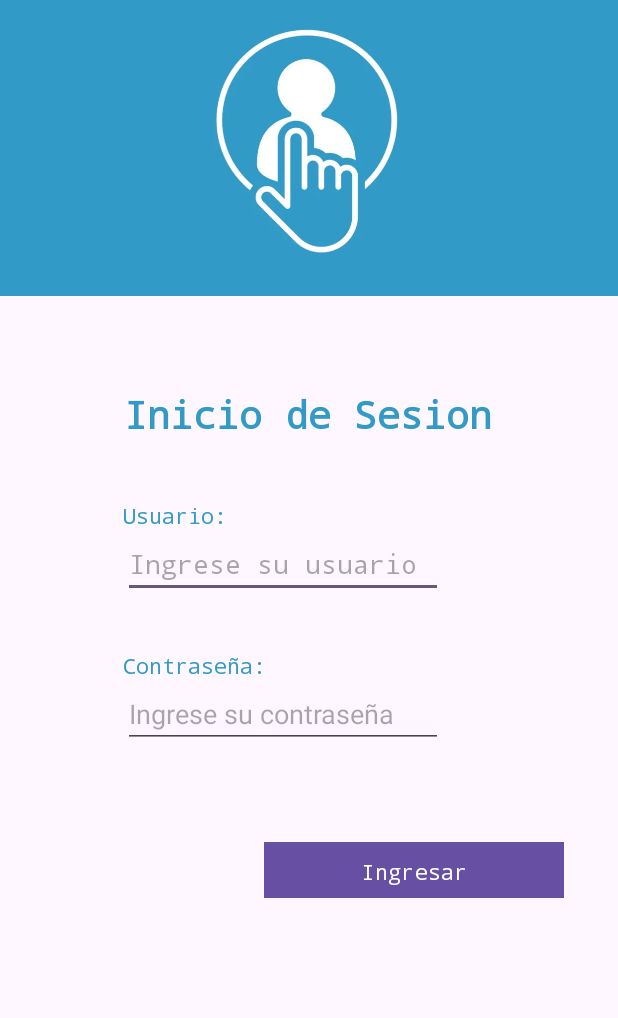
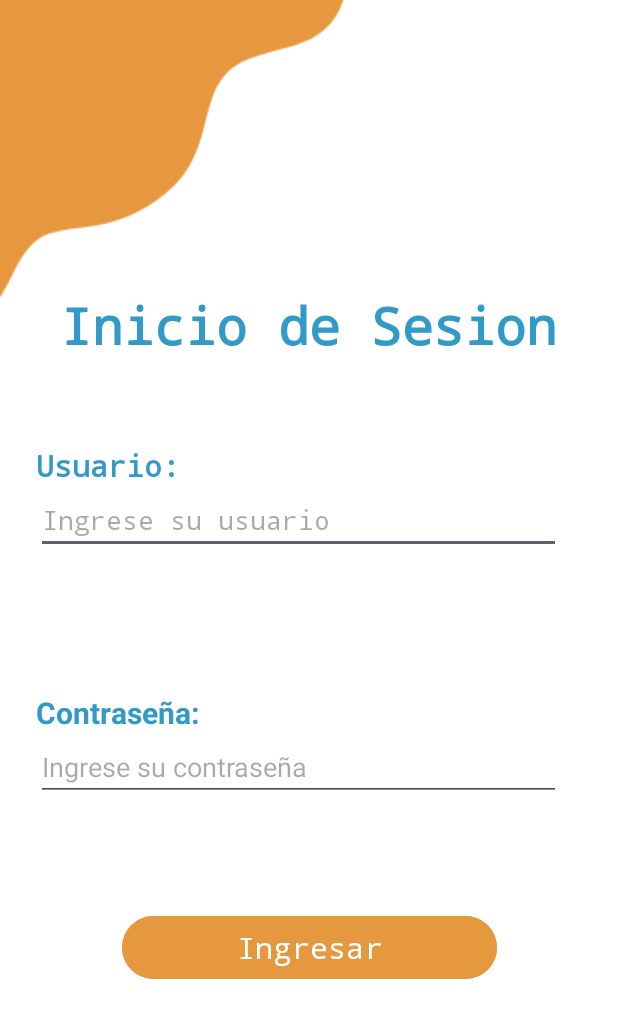
Before and after one commit to SantiagoBulla/AppsKotlinSena, an Android app: the screen it shows after launch (MainActivity), on a phone screen of 412 x 824 dp. Shown: the top 1018 px of the screen. Run offline under Robolectric (Android 15) with nearby library versions, the phone set to English and light mode, and no system bars.

Commit message:
modificacion login

```diff
--- a/FirstApp/app/src/main/res/layout/activity_main.xml
+++ b/FirstApp/app/src/main/res/layout/activity_main.xml
@@ -4,24 +4,11 @@
     xmlns:tools="http://schemas.android.com/tools"
     android:layout_width="match_parent"
     android:layout_height="match_parent"
+    android:background="#FFFFFF"
+    android:backgroundTint="#FFFFFF"
     app:circularflow_angles="2dp"
     app:circularflow_radiusInDP="5dp"
     tools:context=".MainActivity">
-
-    <TextView
-        android:id="@+id/textView5"
-        android:layout_width="wrap_content"
-        android:layout_height="wrap_content"
-        android:fontFamily="monospace"
-        android:text="@string/contrase_a"
-        android:textColor="#329AC7"
-        android:textSize="14sp"
-        app:layout_constraintBottom_toTopOf="@+id/editTextNumberPassword"
-        app:layout_constraintEnd_toStartOf="@+id/guideline"
-        app:layout_constraintHorizontal_bias="0.0"
-        app:layout_constraintStart_toStartOf="@+id/editTextNumberPassword"
-        app:layout_constraintTop_toBottomOf="@+id/textView"
-        app:layout_constraintVertical_bias="1.0" />
 
     <androidx.constraintlayout.widget.Guideline
         android:id="@+id/guideline"
@@ -36,115 +23,115 @@
         android:layout_width="wrap_content"
         android:layout_height="wrap_content"
         android:orientation="horizontal"
-        app:layout_constraintGuide_percent="0.27" />
+        app:layout_constraintGuide_percent="0.32" />
 
-    <FrameLayout
-        android:id="@+id/frameLayout"
-        android:layout_width="0dp"
-        android:layout_height="197dp"
-        android:accessibilityHeading="true"
-        android:background="#329AC7"
-        app:layout_constraintBottom_toTopOf="@+id/guideline2"
-        app:layout_constraintEnd_toEndOf="parent"
-        app:layout_constraintHorizontal_bias="0.349"
-        app:layout_constraintStart_toStartOf="parent"
-        app:layout_constraintTop_toTopOf="parent"
-        app:layout_constraintVertical_bias="0.0">
+    <androidx.constraintlayout.widget.Guideline
+        android:id="@+id/guideline8"
+        android:layout_width="wrap_content"
+        android:layout_height="wrap_content"
+        android:orientation="horizontal"
+        app:layout_constraintGuide_percent="0.52" />
 
+    <androidx.constraintlayout.widget.Guideline
+        android:id="@+id/guideline9"
+        android:layout_width="wrap_content"
+        android:layout_height="wrap_content"
+        android:orientation="horizontal"
+        app:layout_constraintGuide_percent="0.72" />
 
-        <ImageView
-            android:id="@+id/imageLogin"
-            android:layout_width="match_parent"
-            android:layout_height="152dp"
-            android:layout_marginTop="18dp"
-            android:contentDescription="@string/login_image"
-            app:srcCompat="@drawable/login" />
-    </FrameLayout>
+    <ImageView
+        android:id="@+id/imageView6"
+        android:layout_width="wrap_content"
+        android:layout_height="wrap_content"
+        app:srcCompat="@drawable/fff"
+        tools:layout_editor_absoluteX="-17dp"
+        tools:layout_editor_absoluteY="-1dp" />
 
     <TextView
         android:id="@+id/textView"
         android:layout_width="wrap_content"
         android:layout_height="wrap_content"
-        android:layout_marginTop="32dp"
         android:fontFamily="monospace"
         android:text="@string/inicio_de_sesion"
         android:textColor="#329AC7"
-        android:textSize="25sp"
+        android:textSize="34sp"
         android:textStyle="bold"
-        app:layout_constraintBottom_toBottomOf="parent"
+        app:layout_constraintBottom_toTopOf="@+id/guideline2"
         app:layout_constraintEnd_toEndOf="parent"
-        app:layout_constraintHorizontal_bias="0.497"
         app:layout_constraintStart_toStartOf="parent"
+        app:layout_constraintTop_toTopOf="parent"
+        app:layout_constraintVertical_bias="0.887" />
+
+    <TextView
+        android:id="@+id/textView5"
+        android:layout_width="wrap_content"
+        android:layout_height="wrap_content"
+        android:fontFamily="monospace"
+        android:text="@string/usuario"
+        android:textColor="#329AC7"
+        android:textSize="20sp"
+        android:textStyle="bold"
+        app:layout_constraintBottom_toTopOf="@+id/editTextUsername"
+        app:layout_constraintEnd_toEndOf="@+id/editTextUsername"
+        app:layout_constraintHorizontal_bias="0.0"
+        app:layout_constraintStart_toStartOf="@+id/editTextUsername"
         app:layout_constraintTop_toTopOf="@+id/guideline2"
-        app:layout_constraintVertical_bias="0.007" />
+        app:layout_constraintVertical_bias="1.0" />
 
     <EditText
         android:id="@+id/editTextUsername"
-        android:layout_width="wrap_content"
-        android:layout_height="wrap_content"
-        android:layout_marginTop="60dp"
-        android:clipToOutline="false"
+        android:layout_width="350dp"
+        android:layout_height="45dp"
         android:ems="10"
         android:fontFamily="monospace"
         android:hint="@string/ingrese_su_usuario"
         android:inputType="text"
-        android:pointerIcon="arrow"
-        android:selectAllOnFocus="true"
-        android:singleLine="true"
-        app:layout_constraintBottom_toBottomOf="parent"
+        app:layout_constraintBottom_toTopOf="@+id/guideline8"
         app:layout_constraintEnd_toEndOf="parent"
-        app:layout_constraintHorizontal_bias="0.412"
+        app:layout_constraintHorizontal_bias="0.383"
         app:layout_constraintStart_toStartOf="parent"
-        app:layout_constraintTop_toBottomOf="@+id/textView"
-        app:layout_constraintVertical_bias="0.0"
-        android:autofillHints="" />
+        app:layout_constraintTop_toTopOf="@+id/guideline2"
+        app:layout_constraintVertical_bias="0.503" />
+
+    <TextView
+        android:id="@+id/textView17"
+        android:layout_width="wrap_content"
+        android:layout_height="wrap_content"
+        android:text="Contraseña:"
+        android:textColor="#329AC7"
+        android:textSize="20sp"
+        android:textStyle="bold"
+        app:layout_constraintBottom_toTopOf="@+id/editTextNumberPassword"
+        app:layout_constraintEnd_toEndOf="@+id/editTextNumberPassword"
+        app:layout_constraintHorizontal_bias="0.0"
+        app:layout_constraintStart_toStartOf="@+id/editTextNumberPassword" />
 
     <EditText
         android:id="@+id/editTextNumberPassword"
-        android:layout_width="wrap_content"
-        android:layout_height="wrap_content"
+        android:layout_width="350dp"
+        android:layout_height="45dp"
         android:ems="10"
         android:hint="@string/ingrese_su_contrase_a"
         android:inputType="numberPassword"
-        app:layout_constraintBottom_toBottomOf="parent"
+        app:layout_constraintBottom_toTopOf="@+id/guideline9"
         app:layout_constraintEnd_toEndOf="parent"
-        app:layout_constraintHorizontal_bias="0.412"
+        app:layout_constraintHorizontal_bias="0.382"
         app:layout_constraintStart_toStartOf="parent"
-        app:layout_constraintTop_toBottomOf="@+id/editTextUsername"
-        app:layout_constraintVertical_bias="0.144"
-        android:autofillHints="" />
-
-    <TextView
-        android:id="@+id/textViewLabelUser"
-        android:layout_width="wrap_content"
-        android:layout_height="wrap_content"
-        android:fontFamily="monospace"
-        android:text="@string/usuario"
-        android:textAlignment="center"
-        android:textAllCaps="false"
-        android:textColor="#329AC7"
-        android:textSize="14sp"
-        app:layout_constraintBottom_toTopOf="@+id/editTextUsername"
-        app:layout_constraintEnd_toStartOf="@+id/guideline"
-        app:layout_constraintHorizontal_bias="0.0"
-        app:layout_constraintStart_toStartOf="@+id/editTextUsername"
-        app:layout_constraintTop_toBottomOf="@+id/textView"
-        app:layout_constraintVertical_bias="1.0" />
+        app:layout_constraintTop_toTopOf="@+id/guideline8"
+        app:layout_constraintVertical_bias="0.503" />
 
     <Button
         android:id="@+id/buttonLogin"
-        android:layout_width="200dp"
-        android:layout_height="37dp"
-        android:background="#329AC7"
-        android:backgroundTint="#329AC7"
+        android:layout_width="250dp"
+        android:layout_height="50dp"
+        android:backgroundTint="#e6983e"
         android:fontFamily="monospace"
-        android:paddingBottom="3dp"
         android:text="@string/ingresar"
+        android:textSize="20sp"
         app:layout_constraintBottom_toBottomOf="parent"
         app:layout_constraintEnd_toEndOf="parent"
-        app:layout_constraintHorizontal_bias="0.829"
         app:layout_constraintStart_toStartOf="parent"
-        app:layout_constraintTop_toTopOf="@+id/guideline2"
-        app:layout_constraintVertical_bias="0.600" />
+        app:layout_constraintTop_toTopOf="@+id/guideline9"
+        app:layout_constraintVertical_bias="0.074" />
 
 </androidx.constraintlayout.widget.ConstraintLayout>
```
Also changed, not shown: FirstApp/app/src/main/res/drawable/bank.jpg (deleted), FirstApp/app/src/main/res/drawable/fff.png (added), FirstApp/app/src/main/res/drawable/login.jpg (deleted).
